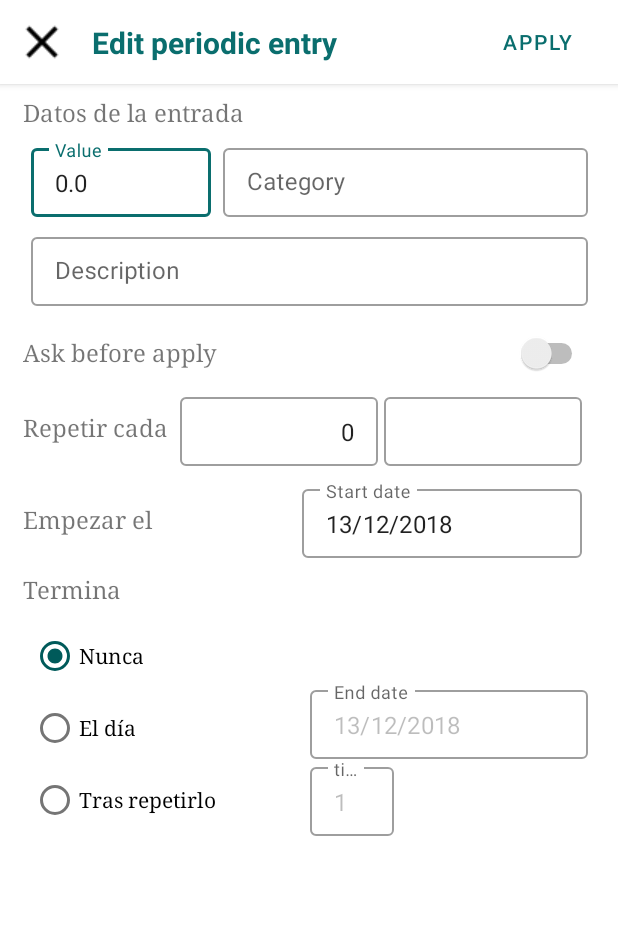
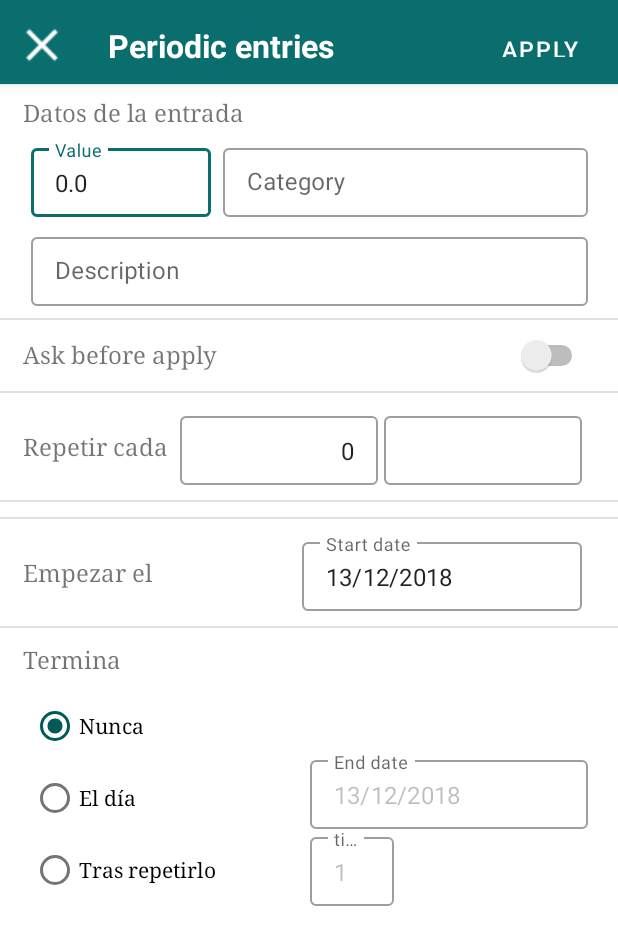
Before and after one commit to jorgeglezca98/outgoingControl, an Android app: the editPeriodicEntryActivity screen opened directly, with no data from a screen before it, on a phone screen of 412 x 824 dp. Shown: the top 945 px of the screen. Run offline under Robolectric (Android 15) with nearby library versions, the phone set to English and light mode, and no system bars; libraries missing offline, so code that uses them is left out: io.realm, io.realm.annotations; 21 statements that could not run were skipped.

Commit message:
Periodic entry edition UI improved.

```diff
--- a/app/src/main/java/com/example/jorgegonzalezcabrera/outgoing/activities/editPeriodicEntryActivity.java
+++ b/app/src/main/java/com/example/jorgegonzalezcabrera/outgoing/activities/editPeriodicEntryActivity.java
@@ -169,17 +169,21 @@ public class editPeriodicEntryActivity extends AppCompatActivity {
             editTextPeriodicityType.setText("years");
         }
         final PopupMenu popup = new PopupMenu(this, editTextPeriodicityType);
+        final View divider = findViewById(R.id.thirdDivider);
         popup.setOnMenuItemClickListener(new PopupMenu.OnMenuItemClickListener() {
             @Override
             public boolean onMenuItemClick(MenuItem menuItem) {
                 if (menuItem.getTitle().equals("weeks")) {
                     repetitionInformation.setVisibility(View.VISIBLE);
                     daysOfExecution.setAdapter(weekAdapter);
+                    divider.setVisibility(View.VISIBLE);
                 } else if (menuItem.getTitle().equals("months")) {
                     repetitionInformation.setVisibility(View.VISIBLE);
                     daysOfExecution.setAdapter(monthAdapter);
+                    divider.setVisibility(View.VISIBLE);
                 } else {
                     repetitionInformation.setVisibility(View.GONE);
+                    divider.setVisibility(View.GONE);
                 }
                 editTextPeriodicityType.setText(menuItem.getTitle());
                 return true;
--- a/app/src/main/res/layout/editable_periodic_entry_activity.xml
+++ b/app/src/main/res/layout/editable_periodic_entry_activity.xml
@@ -11,10 +11,10 @@
         android:id="@+id/toolbar"
         android:layout_width="match_parent"
         android:layout_height="?attr/actionBarSize"
-        android:background="@android:color/white"
+        android:background="@color/primary0"
         android:elevation="3dp"
-        android:paddingEnd="10dp"
-        android:paddingStart="10dp"
+        android:paddingEnd="8dp"
+        android:paddingStart="16dp"
         app:contentInsetStart="0dp"
         app:layout_constraintEnd_toEndOf="parent"
         app:layout_constraintStart_toStartOf="parent"
@@ -27,26 +27,30 @@
 
             <ImageButton
                 android:id="@+id/closeButton"
-                android:layout_width="wrap_content"
-                android:layout_height="match_parent"
+                android:layout_width="24dp"
+                android:layout_height="24dp"
                 android:background="@color/transparent"
                 android:contentDescription="@string/close_dialog"
                 android:src="@drawable/clear"
-                app:layout_constraintBottom_toBottomOf="parent"
+                android:tint="@android:color/white"
+                app:layout_constraintBottom_toBottomOf="@+id/toolBarTitle"
                 app:layout_constraintStart_toStartOf="parent"
-                app:layout_constraintTop_toTopOf="parent"
+                app:layout_constraintTop_toTopOf="@+id/toolBarTitle"
                 tools:layout_editor_absoluteX="16dp" />
 
             <TextView
+                android:id="@+id/toolBarTitle"
                 android:layout_width="0dp"
                 android:layout_height="wrap_content"
+                android:layout_marginBottom="8dp"
+                android:layout_marginTop="12dp"
                 android:gravity="start|center_vertical"
                 android:minHeight="30dp"
                 android:paddingEnd="15dp"
-                android:paddingStart="15dp"
-                android:text="@string/edit_periodic_entry"
-                android:textColor="@color/primary0"
-                android:textSize="20sp"
+                android:paddingStart="32dp"
+                android:text="@string/periodic_entries"
+                android:textColor="@android:color/white"
+                android:textSize="21sp"
                 android:textStyle="bold"
                 app:layout_constraintBottom_toBottomOf="parent"
                 app:layout_constraintEnd_toStartOf="@+id/buttonApply"
@@ -57,12 +61,15 @@
                 android:id="@+id/buttonApply"
                 style="@style/Widget.MaterialComponents.Button.TextButton"
                 android:layout_width="wrap_content"
-                android:layout_height="wrap_content"
+                android:layout_height="0dp"
+                android:layout_marginBottom="8dp"
                 android:layout_marginStart="4dp"
+                android:layout_marginTop="12dp"
                 android:text="@string/apply_title"
                 android:textAllCaps="true"
-                android:textColor="@color/primary0"
-                app:backgroundTint="@android:color/white"
+                android:textColor="@android:color/white"
+                android:textSize="15sp"
+                app:backgroundTint="@android:color/transparent"
                 app:layout_constraintBottom_toBottomOf="parent"
                 app:layout_constraintEnd_toEndOf="parent"
                 app:layout_constraintTop_toTopOf="parent" />
@@ -80,14 +87,14 @@
         <android.support.constraint.ConstraintLayout
             android:layout_width="match_parent"
             android:layout_height="wrap_content"
-            android:paddingBottom="10dp"
-            android:paddingEnd="20dp"
-            android:paddingStart="15dp">
+            android:paddingBottom="10dp">
 
             <LinearLayout
                 android:id="@+id/entryInputContainer"
                 android:layout_width="match_parent"
                 android:layout_height="wrap_content"
+                android:layout_marginEnd="20dp"
+                android:layout_marginStart="15dp"
                 android:elevation="5dp"
                 android:orientation="vertical"
                 app:layout_constraintEnd_toEndOf="parent"
@@ -175,15 +182,27 @@
 
             </LinearLayout>
 
+            <View
+                android:id="@+id/firstDivider"
+                android:layout_width="0dp"
+                android:layout_height="1dp"
+                android:background="#1F000000"
+                app:layout_constraintBottom_toTopOf="@+id/askFirstInformation"
+                app:layout_constraintEnd_toEndOf="parent"
+                app:layout_constraintStart_toStartOf="parent"
+                app:layout_constraintTop_toBottomOf="@+id/entryInputContainer" />
+
             <LinearLayout
                 android:id="@+id/askFirstInformation"
                 android:layout_width="0dp"
                 android:layout_height="wrap_content"
+                android:layout_marginEnd="20dp"
+                android:layout_marginStart="15dp"
                 android:layout_marginTop="10dp"
                 android:orientation="horizontal"
                 app:layout_constraintEnd_toEndOf="parent"
                 app:layout_constraintStart_toStartOf="parent"
-                app:layout_constraintTop_toBottomOf="@id/entryInputContainer">
+                app:layout_constraintTop_toBottomOf="@id/firstDivider">
 
                 <TextView
                     android:layout_width="0dp"
@@ -203,15 +222,28 @@
 
             </LinearLayout>
 
+            <View
+                android:id="@+id/secondDivider"
+                android:layout_width="0dp"
+                android:layout_height="1dp"
+                android:layout_marginTop="10dp"
+                android:background="#1F000000"
+                app:layout_constraintBottom_toTopOf="@+id/periodicityTypeInformation"
+                app:layout_constraintEnd_toEndOf="parent"
+                app:layout_constraintStart_toStartOf="parent"
+                app:layout_constraintTop_toBottomOf="@+id/askFirstInformation" />
+
             <LinearLayout
                 android:id="@+id/periodicityTypeInformation"
                 android:layout_width="0dp"
                 android:layout_height="wrap_content"
+                android:layout_marginEnd="20dp"
+                android:layout_marginStart="15dp"
                 android:layout_marginTop="10dp"
                 android:orientation="horizontal"
                 app:layout_constraintEnd_toEndOf="parent"
                 app:layout_constraintStart_toStartOf="parent"
-                app:layout_constraintTop_toBottomOf="@+id/askFirstInformation">
+                app:layout_constraintTop_toBottomOf="@+id/secondDivider">
 
                 <TextView
                     android:id="@+id/textViewRepeat"
@@ -264,16 +296,29 @@
 
             </LinearLayout>
 
+            <View
+                android:id="@+id/thirdDivider"
+                android:layout_width="0dp"
+                android:layout_height="1dp"
+                android:layout_marginTop="10dp"
+                android:background="#1F000000"
+                app:layout_constraintBottom_toTopOf="@+id/repetitionInformation"
+                app:layout_constraintEnd_toEndOf="parent"
+                app:layout_constraintStart_toStartOf="parent"
+                app:layout_constraintTop_toBottomOf="@+id/periodicityTypeInformation" />
+
             <LinearLayout
                 android:id="@+id/repetitionInformation"
                 android:layout_width="0dp"
                 android:layout_height="wrap_content"
+                android:layout_marginEnd="20dp"
+                android:layout_marginStart="15dp"
                 android:layout_marginTop="10dp"
                 android:orientation="vertical"
                 android:visibility="gone"
                 app:layout_constraintEnd_toEndOf="parent"
                 app:layout_constraintStart_toStartOf="parent"
-                app:layout_constraintTop_toBottomOf="@id/periodicityTypeInformation">
+                app:layout_constraintTop_toBottomOf="@id/thirdDivider">
 
                 <TextView
                     android:layout_width="match_parent"
@@ -293,15 +338,28 @@
                     android:overScrollMode="never" />
             </LinearLayout>
 
+            <View
+                android:id="@+id/fourthDivider"
+                android:layout_width="0dp"
+                android:layout_height="1dp"
+                android:layout_marginTop="10dp"
+                android:background="#1F000000"
+                app:layout_constraintBottom_toTopOf="@+id/beginInformation"
+                app:layout_constraintEnd_toEndOf="parent"
+                app:layout_constraintStart_toStartOf="parent"
+                app:layout_constraintTop_toBottomOf="@+id/repetitionInformation" />
+
             <LinearLayout
                 android:id="@+id/beginInformation"
                 android:layout_width="0dp"
                 android:layout_height="wrap_content"
+                android:layout_marginEnd="20dp"
+                android:layout_marginStart="15dp"
                 android:layout_marginTop="10dp"
                 android:orientation="horizontal"
                 app:layout_constraintEnd_toEndOf="parent"
                 app:layout_constraintStart_toStartOf="parent"
-                app:layout_constraintTop_toBottomOf="@id/repetitionInformation">
+                app:layout_constraintTop_toBottomOf="@id/fourthDivider">
 
                 <TextView
                     android:layout_width="0dp"
@@ -333,15 +391,28 @@
 
             </LinearLayout>
 
+            <View
+                android:id="@+id/fifthDivider"
+                android:layout_width="0dp"
+                android:layout_height="1dp"
+                android:layout_marginTop="10dp"
+                android:background="#1F000000"
+                app:layout_constraintBottom_toTopOf="@+id/endInformation"
+                app:layout_constraintEnd_toEndOf="parent"
+                app:layout_constraintStart_toStartOf="parent"
+                app:layout_constraintTop_toBottomOf="@+id/beginInformation" />
+
             <android.support.constraint.ConstraintLayout
                 android:id="@+id/endInformation"
                 android:layout_width="0dp"
                 android:layout_height="wrap_content"
+                android:layout_marginEnd="20dp"
+                android:layout_marginStart="15dp"
                 android:layout_marginTop="10dp"
                 android:orientation="vertical"
                 app:layout_constraintEnd_toEndOf="parent"
                 app:layout_constraintStart_toStartOf="parent"
-                app:layout_constraintTop_toBottomOf="@id/beginInformation">
+                app:layout_constraintTop_toBottomOf="@id/fifthDivider">
 
                 <TextView
                     android:id="@+id/endDateHeader"
```
